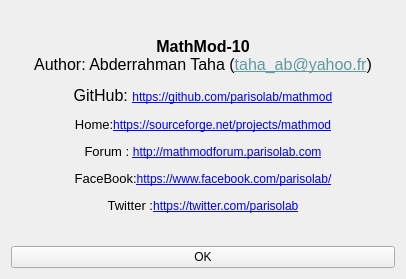
First picture: the form in ui_forms/about.ui, repository parisolab/mathmod, before the edit.
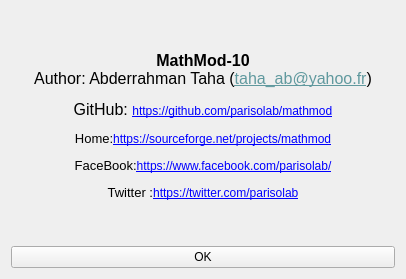
Second picture: the form after the edit.

The edit to the form file:
```diff
--- a/ui_forms/about.ui
+++ b/ui_forms/about.ui
@@ -20,7 +20,7 @@
       <font/>
      </property>
      <property name="text">
-      <string>&lt;html&gt;&lt;head/&gt;&lt;body&gt;&lt;p align=&quot;center&quot;&gt;&lt;span style=&quot; font-size:12pt; font-weight:600;&quot;&gt;MathMod-10&lt;/span&gt;&lt;br/&gt;&lt;span style=&quot; font-size:12pt;&quot;&gt;Author: Abderrahman Taha (&lt;/span&gt;&lt;a href=&quot;taha_ab@yahoo.fr&quot;&gt;&lt;span style=&quot; font-size:12pt; text-decoration: underline; color:#60999e;&quot;&gt;taha_ab@yahoo.fr&lt;/span&gt;&lt;/a&gt;&lt;span style=&quot; font-size:12pt;&quot;&gt;)&lt;/span&gt;&lt;/p&gt;&lt;p align=&quot;center&quot;&gt;&lt;span style=&quot; font-size:12pt;&quot;&gt;GitHub: &lt;/span&gt;&lt;a href=&quot;https://github.com/parisolab/mathmod&quot;&gt;&lt;span style=&quot; text-decoration: underline; color:#0000ff;&quot;&gt;https://github.com/parisolab/mathmod&lt;/span&gt;&lt;/a&gt;&lt;/p&gt;&lt;p align=&quot;center&quot;&gt;&lt;span style=&quot; font-size:10pt;&quot;&gt;Home:&lt;/span&gt;&lt;a href=&quot;https://sourceforge.net/projects/mathmod&quot;&gt;&lt;span style=&quot; text-decoration: underline; color:#0000ff;&quot;&gt;https://sourceforge.net/projects/mathmod&lt;/span&gt;&lt;/a&gt;&lt;/p&gt;&lt;p align=&quot;center&quot;&gt;&lt;span style=&quot; font-size:10pt;&quot;&gt;Forum : &lt;/span&gt;&lt;a href=&quot; http://mathmodforum.parisolab.com&quot;&gt;&lt;span style=&quot; text-decoration: underline; color:#0000ff;&quot;&gt;http://mathmodforum.parisolab.com&lt;/span&gt;&lt;/a&gt;&lt;/p&gt;&lt;p align=&quot;center&quot;&gt;&lt;span style=&quot; font-size:10pt;&quot;&gt;FaceBook:&lt;/span&gt;&lt;a href=&quot;https://www.facebook.com/parisolab/&quot;&gt;&lt;span style=&quot; text-decoration: underline; color:#0000ff;&quot;&gt;https://www.facebook.com/parisolab/&lt;/span&gt;&lt;/a&gt;&lt;/p&gt;&lt;p align=&quot;center&quot;&gt;&lt;span style=&quot; font-size:10pt;&quot;&gt;Twitter :&lt;/span&gt;&lt;a href=&quot;https://twitter.com/parisolab&quot;&gt;&lt;span style=&quot; text-decoration: underline; color:#0000ff;&quot;&gt;https://twitter.com/parisolab&lt;/span&gt;&lt;/a&gt;&lt;/p&gt;&lt;/body&gt;&lt;/html&gt;</string>
+      <string>&lt;html&gt;&lt;head/&gt;&lt;body&gt;&lt;p align=&quot;center&quot;&gt;&lt;span style=&quot; font-size:12pt; font-weight:600;&quot;&gt;MathMod-10&lt;/span&gt;&lt;br/&gt;&lt;span style=&quot; font-size:12pt;&quot;&gt;Author: Abderrahman Taha (&lt;/span&gt;&lt;a href=&quot;taha_ab@yahoo.fr&quot;&gt;&lt;span style=&quot; font-size:12pt; text-decoration: underline; color:#60999e;&quot;&gt;taha_ab@yahoo.fr&lt;/span&gt;&lt;/a&gt;&lt;span style=&quot; font-size:12pt;&quot;&gt;)&lt;/span&gt;&lt;/p&gt;&lt;p align=&quot;center&quot;&gt;&lt;span style=&quot; font-size:12pt;&quot;&gt;GitHub: &lt;/span&gt;&lt;a href=&quot;https://github.com/parisolab/mathmod&quot;&gt;&lt;span style=&quot; text-decoration: underline; color:#0000ff;&quot;&gt;https://github.com/parisolab/mathmod&lt;/span&gt;&lt;/a&gt;&lt;/p&gt;&lt;p align=&quot;center&quot;&gt;&lt;span style=&quot; font-size:10pt;&quot;&gt;Home:&lt;/span&gt;&lt;a href=&quot;https://sourceforge.net/projects/mathmod&quot;&gt;&lt;span style=&quot; text-decoration: underline; color:#0000ff;&quot;&gt;https://sourceforge.net/projects/mathmod&lt;/span&gt;&lt;/a&gt;&lt;/p&gt;&lt;p align=&quot;center&quot;&gt;&lt;span style=&quot; font-size:10pt;&quot;&gt;FaceBook:&lt;/span&gt;&lt;a href=&quot;https://www.facebook.com/parisolab/&quot;&gt;&lt;span style=&quot; text-decoration: underline; color:#0000ff;&quot;&gt;https://www.facebook.com/parisolab/&lt;/span&gt;&lt;/a&gt;&lt;/p&gt;&lt;p align=&quot;center&quot;&gt;&lt;span style=&quot; font-size:10pt;&quot;&gt;Twitter :&lt;/span&gt;&lt;a href=&quot;https://twitter.com/parisolab&quot;&gt;&lt;span style=&quot; text-decoration: underline; color:#0000ff;&quot;&gt;https://twitter.com/parisolab&lt;/span&gt;&lt;/a&gt;&lt;/p&gt;&lt;/body&gt;&lt;/html&gt;</string>
      </property>
      <property name="wordWrap">
       <bool>false</bool>
```
